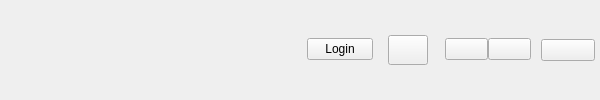
Before: the Qt Designer form database/src/gui/src/uiframe/mainwindow/titlebar.ui in hgiStudy/database, drawn with Qt 5.
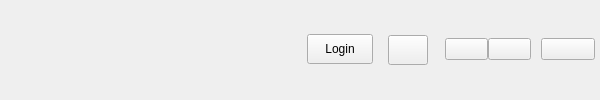
After: the same form once the commit is applied. Icons and pictures are not drawn.

```diff
--- a/database/src/gui/src/uiframe/mainwindow/titlebar.ui
+++ b/database/src/gui/src/uiframe/mainwindow/titlebar.ui
@@ -165,6 +165,24 @@
       </property>
       <item>
        <widget class="QPushButton" name="btn_login">
+        <property name="sizePolicy">
+         <sizepolicy hsizetype="Minimum" vsizetype="Fixed">
+          <horstretch>0</horstretch>
+          <verstretch>0</verstretch>
+         </sizepolicy>
+        </property>
+        <property name="minimumSize">
+         <size>
+          <width>0</width>
+          <height>30</height>
+         </size>
+        </property>
+        <property name="maximumSize">
+         <size>
+          <width>16777215</width>
+          <height>30</height>
+         </size>
+        </property>
         <property name="text">
          <string>Login</string>
         </property>
@@ -310,13 +328,13 @@
      <property name="minimumSize">
       <size>
        <width>64</width>
-       <height>22</height>
+       <height>35</height>
       </size>
      </property>
      <property name="maximumSize">
       <size>
        <width>64</width>
-       <height>22</height>
+       <height>35</height>
       </size>
      </property>
      <layout class="QHBoxLayout" name="horizontalLayout_5">
```
